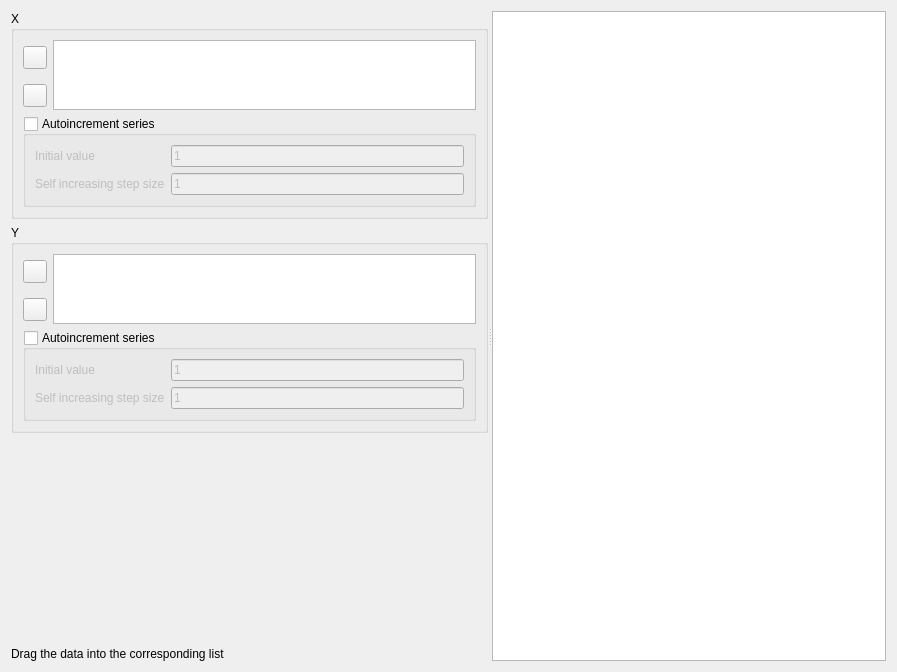
Qt form src/DAGui/ChartAddItem/DAChartAddXYSeriesWidget.ui (czyt1988/data-workbench) before a commit.
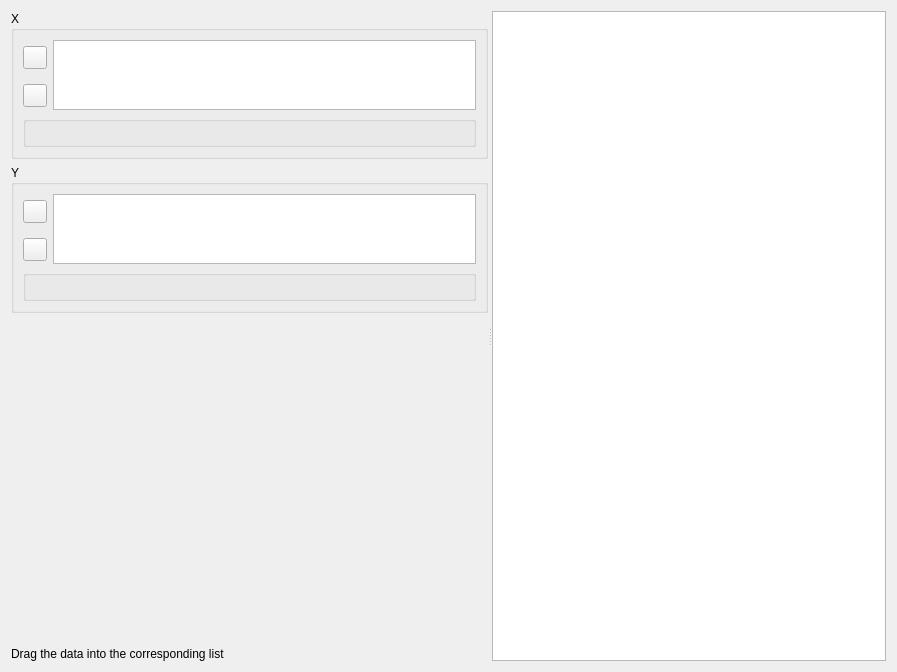
The same form after that commit. Icons and pictures are not drawn. Custom widgets are drawn as their Qt base class.

Commit message: feat(chart): 自增参数组控件化、消息框语义修正与死代码清理

What changed in the file:
```diff
--- a/src/DAGui/ChartAddItem/DAChartAddXYSeriesWidget.ui
+++ b/src/DAGui/ChartAddItem/DAChartAddXYSeriesWidget.ui
@@ -59,50 +59,7 @@
            </widget>
           </item>
           <item row="2" column="0" colspan="2">
-           <widget class="QGroupBox" name="groupBoxXAutoincrement">
-            <property name="title">
-             <string>Autoincrement series</string>
-            </property>
-            <property name="flat">
-             <bool>false</bool>
-            </property>
-            <property name="checkable">
-             <bool>true</bool>
-            </property>
-            <property name="checked">
-             <bool>false</bool>
-            </property>
-            <layout class="QGridLayout" name="gridLayout">
-             <item row="0" column="0">
-              <widget class="QLabel" name="labelXInitValue">
-               <property name="text">
-                <string>Initial value</string>
-               </property>
-              </widget>
-             </item>
-             <item row="0" column="1">
-              <widget class="QLineEdit" name="lineEditXInitValue">
-               <property name="text">
-                <string>1</string>
-               </property>
-              </widget>
-             </item>
-             <item row="1" column="0">
-              <widget class="QLabel" name="labelXStep">
-               <property name="text">
-                <string>Self increasing step size</string>
-               </property>
-              </widget>
-             </item>
-             <item row="1" column="1">
-              <widget class="QLineEdit" name="lineEditXStepValue">
-               <property name="text">
-                <string>1</string>
-               </property>
-              </widget>
-             </item>
-            </layout>
-           </widget>
+           <widget class="DA::DAChartAutoincrementSeriesWidget" name="widgetXAutoincrement"/>
           </item>
          </layout>
         </widget>
@@ -145,50 +102,7 @@
            </widget>
           </item>
           <item row="2" column="0" colspan="2">
-           <widget class="QGroupBox" name="groupBoxYAutoincrement">
-            <property name="title">
-             <string>Autoincrement series</string>
-            </property>
-            <property name="flat">
-             <bool>false</bool>
-            </property>
-            <property name="checkable">
-             <bool>true</bool>
-            </property>
-            <property name="checked">
-             <bool>false</bool>
-            </property>
-            <layout class="QGridLayout" name="gridLayout_2">
-             <item row="0" column="0">
-              <widget class="QLabel" name="labelYInitValue">
-               <property name="text">
-                <string>Initial value</string>
-               </property>
-              </widget>
-             </item>
-             <item row="0" column="1">
-              <widget class="QLineEdit" name="lineEditYInitValue">
-               <property name="text">
-                <string>1</string>
-               </property>
-              </widget>
-             </item>
-             <item row="1" column="0">
-              <widget class="QLabel" name="labelYStep">
-               <property name="text">
-                <string>Self increasing step size</string>
-               </property>
-              </widget>
-             </item>
-             <item row="1" column="1">
-              <widget class="QLineEdit" name="lineEditYStepValue">
-               <property name="text">
-                <string>1</string>
-               </property>
-              </widget>
-             </item>
-            </layout>
-           </widget>
+           <widget class="DA::DAChartAutoincrementSeriesWidget" name="widgetYAutoincrement"/>
           </item>
          </layout>
         </widget>
@@ -234,6 +148,11 @@
    <extends>QListView</extends>
    <header>DAPySeriesListView.h</header>
   </customwidget>
+  <customwidget>
+   <class>DA::DAChartAutoincrementSeriesWidget</class>
+   <extends>QGroupBox</extends>
+   <header>DAChartAutoincrementSeriesWidget.h</header>
+  </customwidget>
  </customwidgets>
  <resources>
   <include location="icon.qrc"/>
```
Left out of the diff: 96 changed lines with no effect on the pictures. The commit also changes 38 other files.
